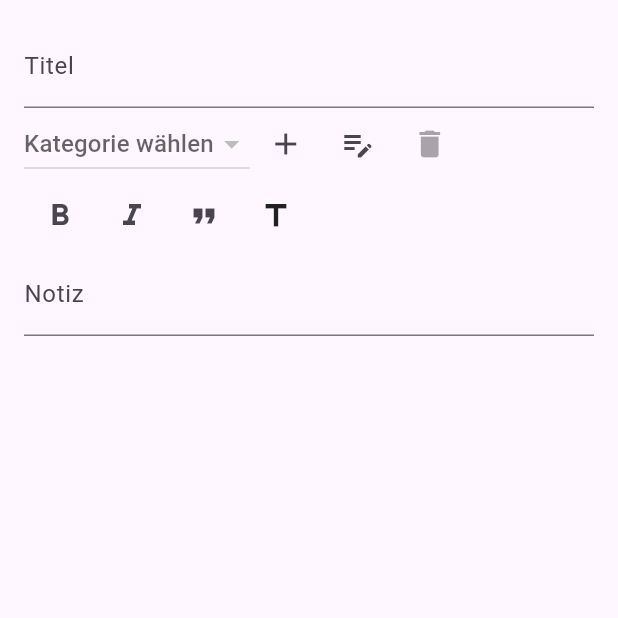
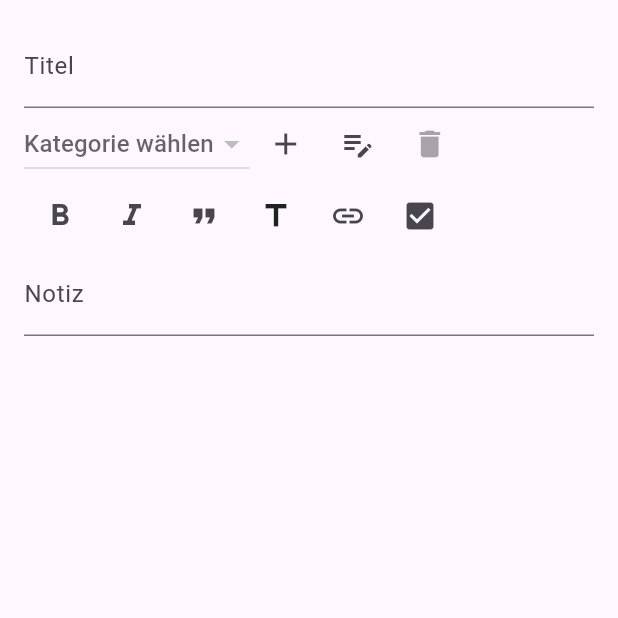
Before and after one commit to Pherne/homie_app, a Flutter app: the CreateNoteView screen opened directly, on a phone screen of 412 x 824 dp, the top half of it. Run offline on Flutter 3.47's test engine with Material 3 defaults, Android fonts, the phone set to English and light mode, and no system bars; our stand-ins replace sqflite; missing offline and left inert: markdown_widget; accounts and stored records are empty.

Commit message:
added checkboxes

```diff
--- a/lib/views/create_note_view.dart
+++ b/lib/views/create_note_view.dart
@@ -1,9 +1,8 @@
 import 'package:flutter/material.dart';
-import 'package:flutter_html/flutter_html.dart';
 import 'package:homie_app/controller/note_controller.dart';
 import 'package:homie_app/model/note_category.dart';
 import 'package:homie_app/views/mark_up_text_field.dart';
-import 'package:markdown/markdown.dart' as markdown;
+import 'package:markdown_widget/markdown_widget.dart';
 import 'package:provider/provider.dart';
 
 class CreateNoteView extends StatefulWidget {
@@ -59,6 +58,7 @@ class _CreateNoteViewState extends State<CreateNoteView>
         padding: const EdgeInsets.all(16.0),
         child: Form(
           child: Column(
+            crossAxisAlignment: CrossAxisAlignment.start,
             children: [
               editNote
                   ? TextFormField(
@@ -115,11 +115,23 @@ class _CreateNoteViewState extends State<CreateNoteView>
               Flexible(
                 child: editNote
                     ? MarkDownTextField(controller: _textEditingController)
-                    : Html(
-                        data: _textEditingController.text.isEmpty
-                            ? 'Hier ist noch alles leer.'
-                            : markdown
-                                .markdownToHtml(_textEditingController.text)),
+                    : MarkdownWidget(
+                        data: _textEditingController.text,
+                        selectable: true,
+                        config: MarkdownConfig(configs: [
+                          CheckBoxConfig(builder: (isChecked) {
+                            return SizedBox(
+                              height: 24,
+                              width: 24,
+                              child: Checkbox(
+                                value: isChecked,
+                                onChanged: (value) => setState(
+                                    () => isChecked = value ?? true),
+                              ),
+                            );
+                          })
+                        ]),
+                      ),
               ),
             ],
           ),
@@ -136,7 +148,6 @@ class _CreateNoteViewState extends State<CreateNoteView>
         context: context,
         builder: (context) => SimpleDialog(
               title: Text('Neue Kategorie erstellen'),
-              // contentPadding: EdgeInsets.symmetric(horizontal: 16),
               children: [
                 Padding(
                   padding: const EdgeInsets.symmetric(horizontal: 24.0),
@@ -152,8 +163,6 @@ class _CreateNoteViewState extends State<CreateNoteView>
 
                       return null;
                     },
-                    // onChanged: (text) => setState(() {
-                    // }),
                     decoration: InputDecoration(label: Text('Name')),
                   ),
                 ),
@@ -163,10 +172,9 @@ class _CreateNoteViewState extends State<CreateNoteView>
                     mainAxisAlignment: MainAxisAlignment.end,
                     children: [
                       TextButton(
-                          onPressed: dialogText.text.isNotEmpty?() {
-                           if(edit) {
-
-                           }
+                          onPressed: dialogText.text.isNotEmpty
+                              ? () {
+                                  if (edit) {}
                                   noteController.addCategory(
                                       Category(title: dialogText.text),
                                       saveToDB: true);
@@ -175,8 +183,8 @@ class _CreateNoteViewState extends State<CreateNoteView>
                                         noteController.categories.last.id;
                                   });
                                   Navigator.pop(context);
-
-                          }:null,
+                                }
+                              : null,
                           child: Text('Erstellen')),
                       TextButton(
                           onPressed: () => Navigator.pop(context),
--- a/lib/views/mark_up_text_field.dart
+++ b/lib/views/mark_up_text_field.dart
@@ -56,13 +56,19 @@ class _MarkDownTextFieldState extends State<MarkDownTextField> {
                   child: Text('3'),
                 ),
               ],
-            )
+            ),
+            IconButton(
+              onPressed: () => _handleSelection(MarkDownType.link),
+              icon: Icon(Icons.link),
+            ),
+            IconButton(
+              onPressed: () => _handleSelection(MarkDownType.checkList),
+              icon: Icon(Icons.check_box),
+            ),
           ],
         ),
         TextFormField(
           controller: controller,
-          // onChanged: (text) =>
-          //     setState(() => _textEditingController.text = text),
           keyboardType: TextInputType.multiline,
           minLines: 1,
           maxLines: null,
@@ -100,9 +106,10 @@ class _MarkDownTextFieldState extends State<MarkDownTextField> {
       case MarkDownType.unorderedList:
         // TODO: Handle this case.
         throw UnimplementedError();
+      case MarkDownType.checkList:
+        return '- [ ] ${text ?? ''}';
       case MarkDownType.link:
-        // TODO: Handle this case.
-        throw UnimplementedError();
+        return '[${text ?? ''}]()';
       case MarkDownType.image:
         // TODO: Handle this case.
         throw UnimplementedError();
--- a/lib/views/view_util.dart
+++ b/lib/views/view_util.dart
@@ -1,10 +1,10 @@
 enum MarkDownType {
   bold,
   italic,
-  // boldItalic,
   blockquote,
   orderedList,
   unorderedList,
+  checkList,
   link,
   image,
   heading1,
--- a/pubspec.yaml
+++ b/pubspec.yaml
@@ -37,7 +37,7 @@ dependencies:
   http: ^1.2.2
   provider: ^6.1.2
   uuid: ^4.5.1
-  markdown: ^7.3.0
+  markdown_widget: ^2.3.2+8
   flutter_html: ^3.0.0
   sqflite: ^2.4.1
 
```
Also changed, not shown: pubspec.lock, 2 other files. Lines whose indentation alone changed are shown as unchanged.
